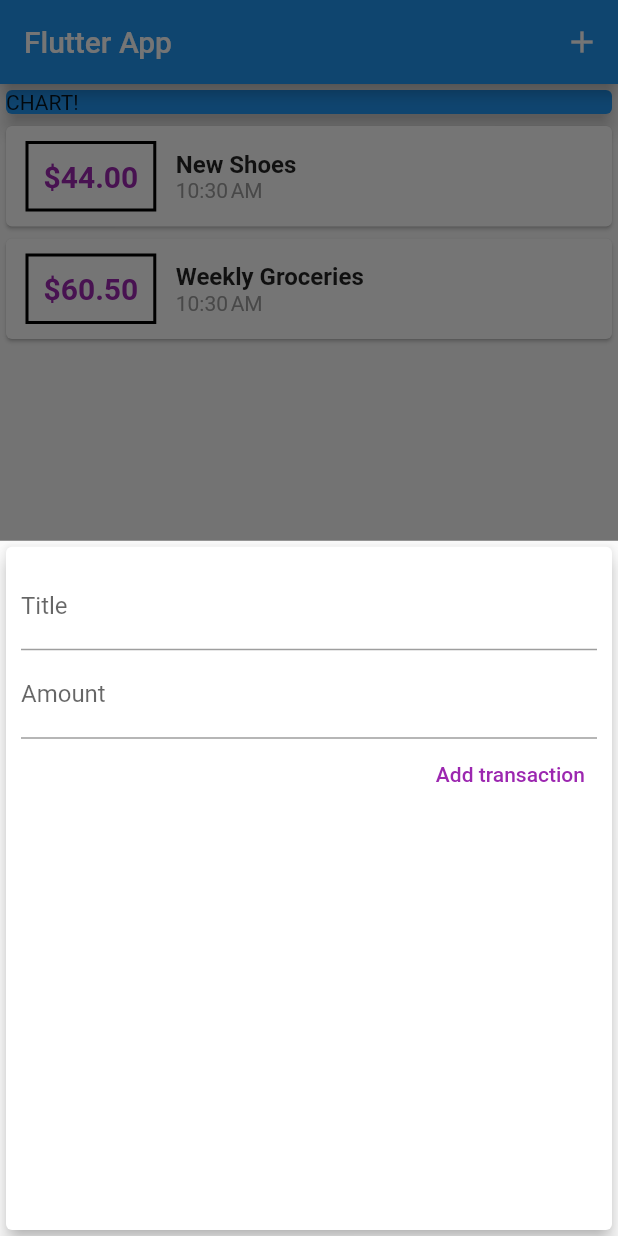
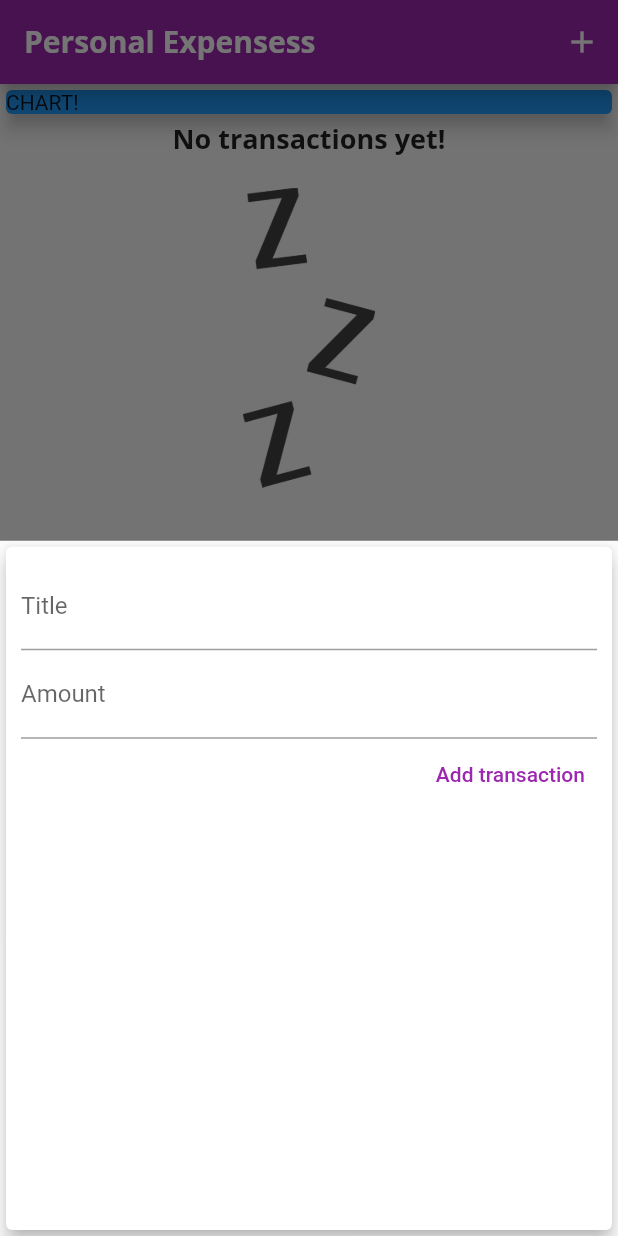
Before and after one commit to be-might/dummy_purchase_app, a Flutter app: the screen it shows after launch, after a tap on the "add" icon, on a phone screen of 412 x 824 dp. Run offline on Flutter 3.47's test engine with Material 2 defaults, Android fonts, the phone set to English and light mode, and no system bars.

Commit message:
assetes fonts and images added

```diff
--- a/lib/main.dart
+++ b/lib/main.dart
@@ -10,7 +10,22 @@
   Widget build(BuildContext context) {
     return MaterialApp(
       debugShowCheckedModeBanner: false,
-      title: 'Flutter App',
+      title: 'Personal Expensess',
+      theme: ThemeData(
+        primarySwatch: Colors.purple,
+        // accentColor: Colors.amber,
+        fontFamily: 'Quicksand',
+        textTheme: ThemeData.light().textTheme.copyWith(
+            headline6: TextStyle(
+                fontFamily: 'OpenSans',
+                fontSize: 18,
+                fontWeight: FontWeight.bold)),
+        appBarTheme: AppBarTheme(
+            titleTextStyle: TextStyle(
+                fontFamily: 'OpenSans',
+                fontSize: 20,
+                fontWeight: FontWeight.bold)),
+      ),
       home: MyHomePage(),
     );
   }
@@ -23,17 +38,17 @@
 
 class _MyHomePageState extends State<MyHomePage> {
   final List<Transaction> _userTransaction = [
-    Transaction(
-      id: 't1',
-      title: 'New Shoes',
-      amount: 44,
-      date: DateTime.now(),
-    ),
-    Transaction(
-        id: 't2',
-        title: 'Weekly Groceries',
-        amount: 60.5,
-        date: DateTime.now()),
+    // Transaction(
+    //   id: 't1',
+    //   title: 'New Shoes',
+    //   amount: 44,
+    //   date: DateTime.now(),
+    // ),
+    // Transaction(
+    //     id: 't2',
+    //     title: 'Weekly Groceries',
+    //     amount: 60.5,
+    //     date: DateTime.now()),
   ];
 
   void _addNewTransaction(String title, double amount) {
@@ -64,7 +79,9 @@
   Widget build(BuildContext context) {
     return Scaffold(
       appBar: AppBar(
-        title: Text('Flutter App'),
+        title: Text(
+          'Personal Expensess',
+        ),
         actions: [
           IconButton(
               onPressed: () {
--- a/lib/widgets/new_transaction.dart
+++ b/lib/widgets/new_transaction.dart
@@ -1,10 +1,19 @@
 import 'package:flutter/material.dart';
 
-class NewTransaction extends StatelessWidget {
+class NewTransaction extends StatefulWidget {
   // const NewTransaction({Key? key}) : super(key: key);
+  final Function _addTransaction;
+
+  NewTransaction(this._addTransaction);
+
+  @override
+  State<NewTransaction> createState() => _NewTransactionState();
+}
+
+class _NewTransactionState extends State<NewTransaction> {
   final titleConroller = TextEditingController();
+
   final amountConroller = TextEditingController();
-  final Function _addTransaction;
 
   void submitData() {
     final enteredTitle = titleConroller.text;
@@ -13,10 +22,10 @@
     if (enteredTitle.isEmpty || enteredAmount <= 0) {
       return;
     }
-    _addTransaction(enteredTitle, enteredAmount);
+    widget._addTransaction(enteredTitle, enteredAmount);
+
+    Navigator.of(context).pop();
   }
-
-  NewTransaction(this._addTransaction);
 
   @override
   Widget build(BuildContext context) {
--- a/lib/widgets/transaction_list.dart
+++ b/lib/widgets/transaction_list.dart
@@ -12,22 +12,44 @@
   Widget build(BuildContext context) {
     return Container(
         height: 400,
-        child: ListView.builder(
+        child: _userTransaction.isEmpty
+            ? Column(
+                children: [
+                  Text(
+                    'No transactions yet!',
+                    style: Theme.of(context).textTheme.headline6,
+                  ),
+                  SizedBox(
+                    height: 20,
+                  ),
+                  Container(
+                    height: 200,
+                    child: Image.asset(
+                      'assets/images/waiting.png',
+                      fit: BoxFit.cover,
+                    ),
+                  )
+                ],
+              )
+            : ListView.builder(
                 itemBuilder: (context, index) {
                   return Card(
                     child: Row(
                       children: [
                         Container(
-                    margin: EdgeInsets.symmetric(vertical: 10, horizontal: 13),
+                          margin: EdgeInsets.symmetric(
+                              vertical: 10, horizontal: 13),
                           child: Text(
                             '\$${_userTransaction[index].amount.toStringAsFixed(2)}',
                             style: TextStyle(
                                 fontWeight: FontWeight.bold,
                                 fontSize: 20,
-                          color: Colors.purple),
+                                color: Theme.of(context).primaryColor),
                           ),
                           decoration: BoxDecoration(
-                        border: Border.all(color: Colors.black, width: 2)),
+                              border: Border.all(
+                                  color: Theme.of(context).primaryColor,
+                                  width: 2)),
                           padding: EdgeInsets.all(10),
                         ),
                         Column(
@@ -39,8 +61,10 @@
                                   fontSize: 16, fontWeight: FontWeight.bold),
                             ),
                             Text(
-                        DateFormat.jm().format(_userTransaction[index].date),
-                        style: TextStyle(fontSize: 14, color: Colors.grey),
+                              DateFormat.jm()
+                                  .format(_userTransaction[index].date),
+                              style:
+                                  TextStyle(fontSize: 14, color: Colors.grey),
                             )
                           ],
                         )
```
Also changed, not shown: pubspec.yaml (+13 -8 lines), assets/fonts/OpenSans-Bold.ttf (added), assets/fonts/OpenSans-Regular.ttf (added), assets/fonts/Quicksand-Bold.ttf (added), assets/fonts/Quicksand-Light.ttf (added), assets/fonts/Quicksand-Medium.ttf (added), assets/fonts/Quicksand-Regular.ttf (added), assets/images/waiting.png (added). Lines whose indentation alone changed are shown as unchanged.
